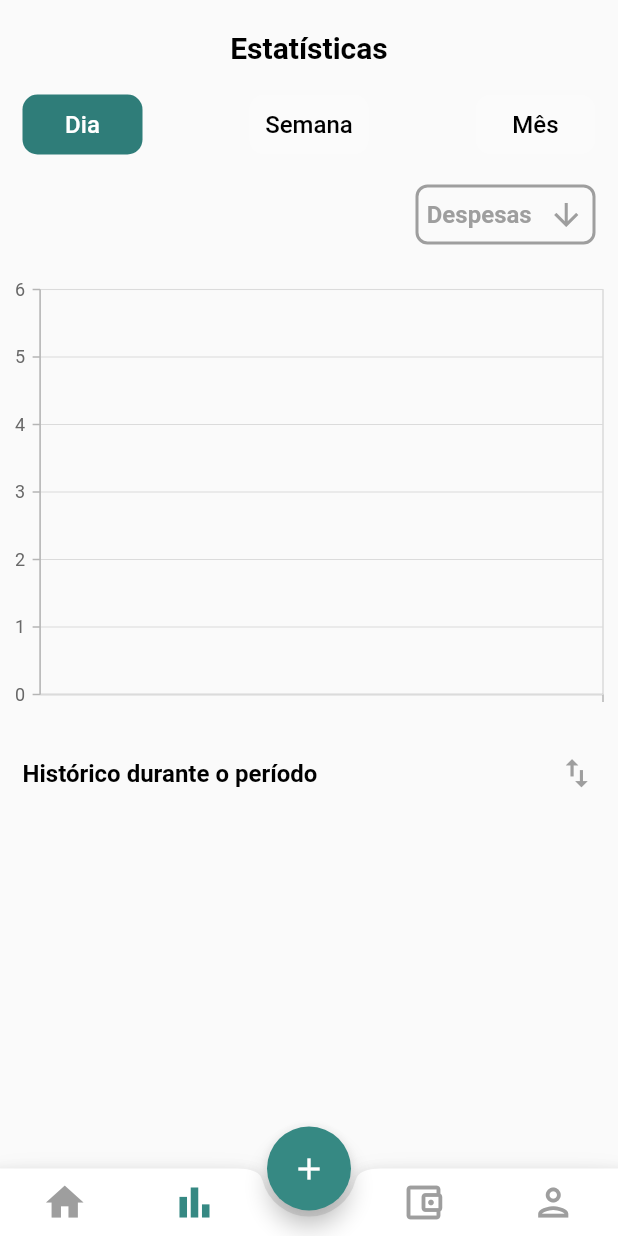
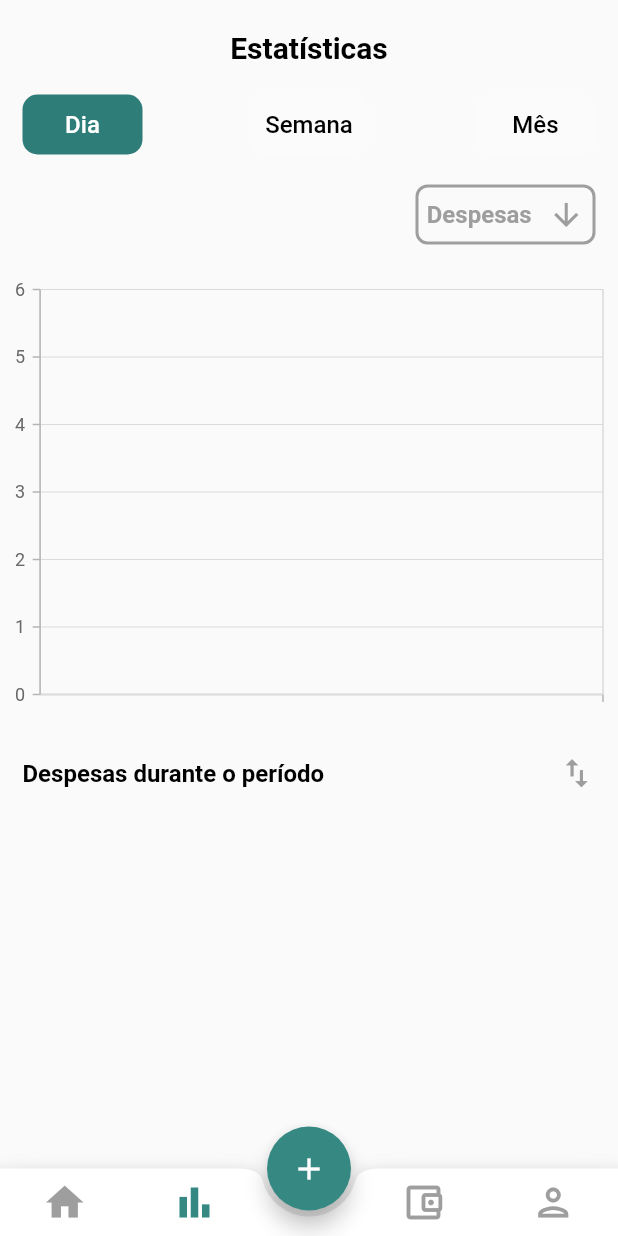
Before and after one commit to thiagocmsilvaUFF/meubolso, a Flutter app: the screen it shows after launch, item 2 of the bottom bar chosen, on a phone screen of 412 x 824 dp. Run offline on Flutter 3.47's test engine with Material 2 defaults, Android fonts, the light colour scheme and no system bars; our stand-ins replace hive, hive_flutter, syncfusion_flutter_charts; missing offline and left inert: dart:ffi; accounts and stored records are empty.

Commit message:
date functions fixes

```diff
--- a/lib/Screens/add.dart
+++ b/lib/Screens/add.dart
@@ -1,6 +1,8 @@
 import 'package:flutter/material.dart';
+import 'package:meubolso/Screens/home.dart';
 import 'package:meubolso/data/model/add_data.dart';
 import 'package:hive_flutter/hive_flutter.dart';
+import 'package:meubolso/widgets/bottomnavigationbar.dart';
 
 class Add_Screen extends StatefulWidget {
   const Add_Screen({super.key});
@@ -89,7 +91,8 @@ class _Add_ScreenState extends State<Add_Screen> {
                   onTap: () {
                     var add = Add_data(selectedItemi!, amount_C.text, date, detail_C.text, selectedItem!);
                     box.add(add);
-                    Navigator.of(context).pop();
+                    Navigator.of(context)
+                    .push(MaterialPageRoute(builder: (context) => Bottom()));
                   },
                   child: Container(
                     alignment: Alignment.center,
--- a/lib/Screens/statistics.dart
+++ b/lib/Screens/statistics.dart
@@ -140,7 +140,7 @@ class _StatisticsState extends State<Statistics> {
                     mainAxisAlignment: MainAxisAlignment.spaceBetween,
                     children: [
                       Text(
-                        'Histórico durante o período',
+                        'Despesas durante o período',
                         style: TextStyle(
                           color: Colors.black,
                           fontSize: 16,
--- a/lib/data/utility.dart
+++ b/lib/data/utility.dart
@@ -1,5 +1,6 @@
 import 'package:hive/hive.dart';
 import 'package:meubolso/data/model/add_data.dart';
+import 'package:syncfusion_flutter_charts/charts.dart';
 
 int totals = 0;
 
@@ -46,7 +47,10 @@ int expense(){
 
 List<Add_data> today() {
   List<Add_data> a = [];
-  var history2 = box.values.toList();
+  var history2 = box.values
+  .where((history2) => history2.IN == "Despesa")
+  .toList();
+  history2.sort((a, b) => a.datetime.compareTo(b.datetime));
   DateTime date = new DateTime.now();
   for (var i = 0; i < history2.length; i++) {
     if (history2[i].datetime.day == date.day) {
@@ -59,7 +63,10 @@ List<Add_data> today() {
 List<Add_data> week() {
   List<Add_data> a = [];
   DateTime date = new DateTime.now();
-  var history2 = box.values.toList();
+  var history2 = box.values
+  .where((history2) => history2.IN == "Despesa")
+  .toList();
+  history2.sort((a, b) => a.datetime.compareTo(b.datetime));
   for (var i = 0; i < history2.length; i++) {
     if (date.day - 7 <= history2[i].datetime.day &&
         history2[i].datetime.day <= date.day) {
@@ -71,7 +78,10 @@ List<Add_data> week() {
 
 List<Add_data> month() {
   List<Add_data> a = [];
-  var history2 = box.values.toList();
+  var history2 = box.values
+  .where((history2) => history2.IN == "Despesa")
+  .toList();
+  history2.sort((a, b) => a.datetime.compareTo(b.datetime));
   DateTime date = new DateTime.now();
   for (var i = 0; i < history2.length; i++) {
     if (history2[i].datetime.month == date.month) {
@@ -83,7 +93,10 @@ List<Add_data> month() {
 
 List<Add_data> year() {
   List<Add_data> a = [];
-  var history2 = box.values.toList();
+  var history2 = box.values
+  .where((history2) => history2.IN == "Despesa")
+  .toList();
+  history2.sort((a, b) => a.datetime.compareTo(b.datetime));
   DateTime date = new DateTime.now();
   for (var i = 0; i < history2.length; i++) {
     if (history2[i].datetime.year == date.year) {
```
